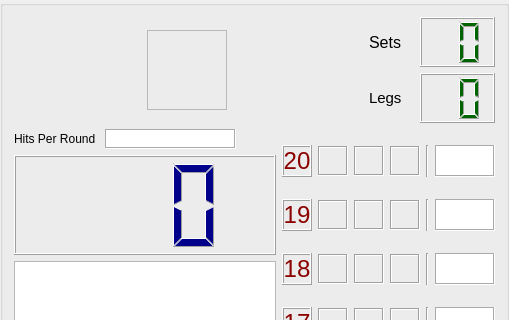
m1ld3/dartomato, file src/groupbox_cricket.ui: the form before one commit; both pictures show x 0 to 509 and y 0 to 320 of the 509 by 533 pixel window.
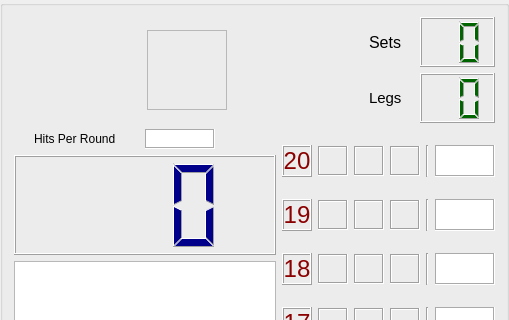
The form after the commit. Custom widgets are drawn as their Qt base class.

Commit message: Simplify Cricket undo

What changed in the file:
```diff
--- a/src/groupbox_cricket.ui
+++ b/src/groupbox_cricket.ui
@@ -7,7 +7,7 @@
     <x>0</x>
     <y>0</y>
     <width>509</width>
-    <height>489</height>
+    <height>517</height>
    </rect>
   </property>
   <property name="sizePolicy">
@@ -210,6 +210,12 @@
              <height>0</height>
             </size>
            </property>
+           <property name="maximumSize">
+            <size>
+             <width>70</width>
+             <height>16777215</height>
+            </size>
+           </property>
            <property name="styleSheet">
             <string notr="true">QLabel {background-color: white}</string>
            </property>
```
The commit also changes 17 other files.
